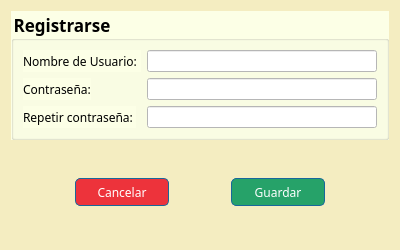
This is register.ui in JuanFraDev/ProyectoFinal_POO as Qt 5 draws it before an edit. The edited form follows.
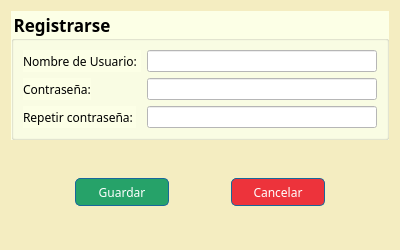
This is the edited form.

The edit to the form file:
```diff
--- a/register.ui
+++ b/register.ui
@@ -143,7 +143,7 @@
        </spacer>
       </item>
       <item>
-       <widget class="QPushButton" name="Cancelar">
+       <widget class="QPushButton" name="Guardar">
         <property name="minimumSize">
          <size>
           <width>94</width>
@@ -153,17 +153,17 @@
         <property name="font">
          <font>
           <family>Lucida Bright</family>
-          <italic>false</italic>
          </font>
         </property>
         <property name="styleSheet">
          <string notr="true">border: 1px solid rgb(24, 103, 155);
 border-radius: 5px;
-background-color: rgb(237, 51, 59);
-color: white;</string>
+background-color: rgb(38, 162, 105);
+color: white;
+</string>
         </property>
         <property name="text">
-         <string>Cancelar</string>
+         <string>Guardar</string>
         </property>
        </widget>
       </item>
@@ -181,7 +181,7 @@
        </spacer>
       </item>
       <item>
-       <widget class="QPushButton" name="Guardar">
+       <widget class="QPushButton" name="Cancelar">
         <property name="minimumSize">
          <size>
           <width>94</width>
@@ -191,17 +191,17 @@
         <property name="font">
          <font>
           <family>Lucida Bright</family>
+          <italic>false</italic>
          </font>
         </property>
         <property name="styleSheet">
          <string notr="true">border: 1px solid rgb(24, 103, 155);
 border-radius: 5px;
-background-color: rgb(38, 162, 105);
-color: white;
-</string>
+background-color: rgb(237, 51, 59);
+color: white;</string>
         </property>
         <property name="text">
-         <string>Guardar</string>
+         <string>Cancelar</string>
         </property>
        </widget>
       </item>
```
